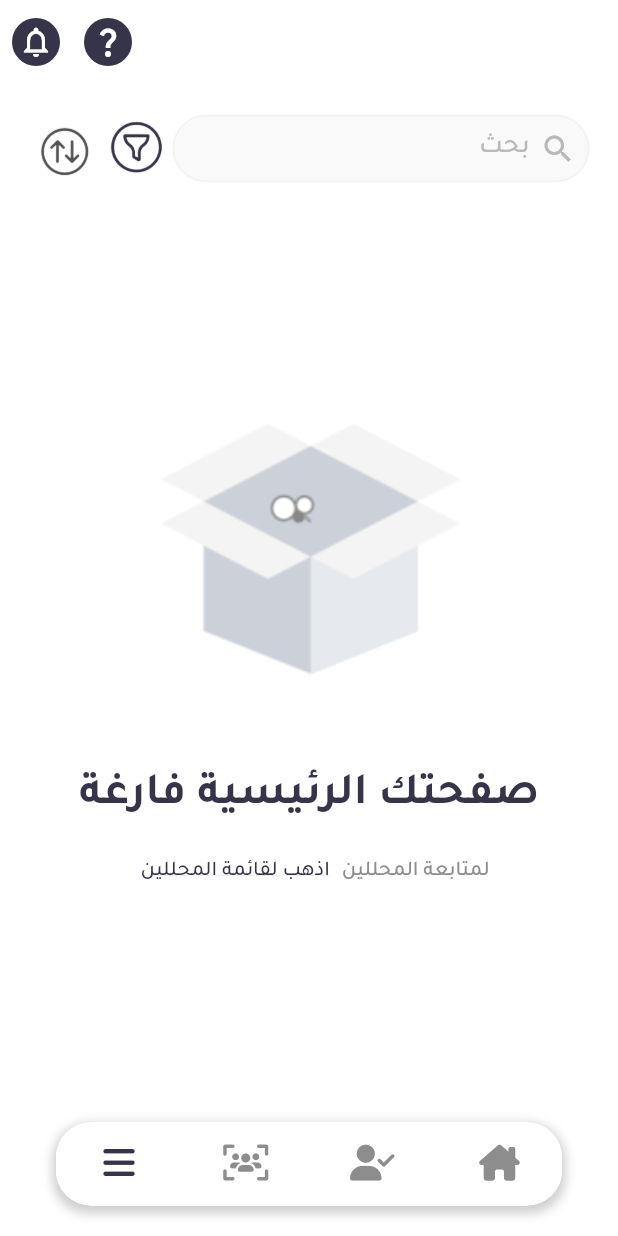
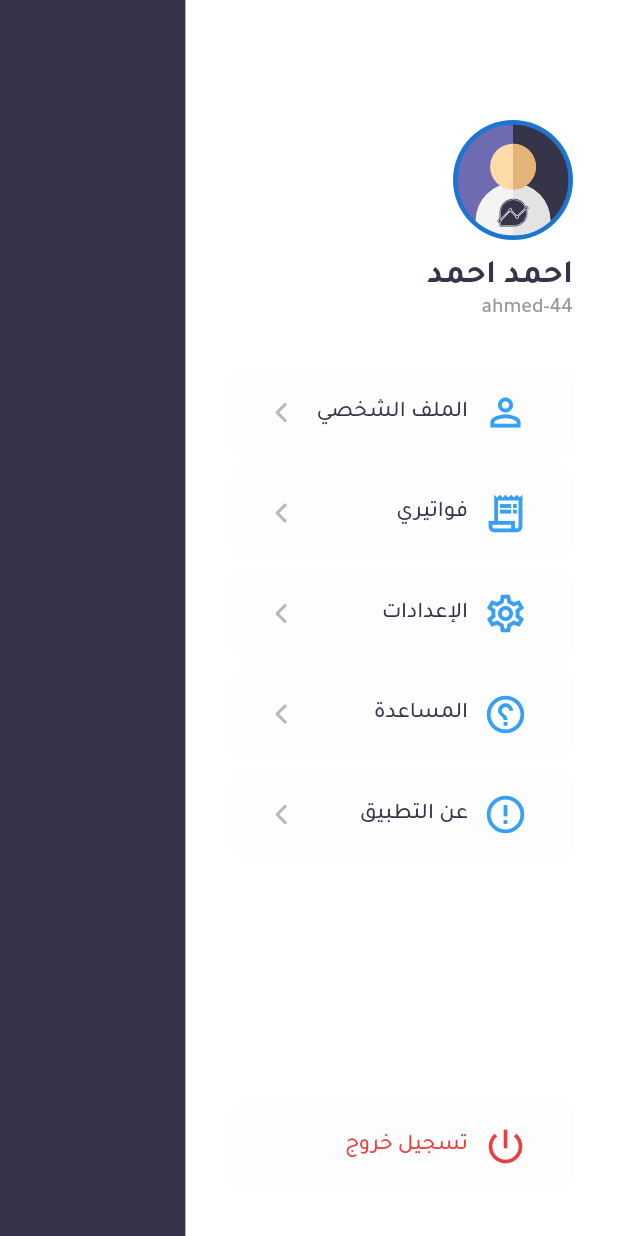
Before and after one commit to Attia-Fouad/nosoh_app, a Flutter app: the BaseLayoutScreen screen opened directly, item 4 of the bottom bar chosen, on a phone screen of 412 x 824 dp. Run offline on Flutter 3.47's test engine with Material 2 defaults, Android fonts, the phone set to English and light mode, and no system bars; our stand-ins replace bloc, flutter_bloc, flutter_svg, font_awesome_flutter, hexcolor, intl_phone_field and 2 more; missing offline and left inert: custom_check_box.

Commit message:
finish drawer

```diff
--- a/lib/View/base_layout/base_layout_screen.dart
+++ b/lib/View/base_layout/base_layout_screen.dart
@@ -9,6 +9,7 @@ import 'package:nosoh_app/controller/app_cubit/app_state.dart';
 import 'package:nosoh_app/core/colors.dart';
 
 import '../../core/styles.dart';
+import 'components/build_drawer.dart';
 
 class BaseLayoutScreen extends StatefulWidget {
   const BaseLayoutScreen({super.key});
@@ -20,6 +21,7 @@ class BaseLayoutScreen extends StatefulWidget {
 class _BaseLayoutScreenState extends State<BaseLayoutScreen> {
   @override
   Widget build(BuildContext context) {
+    double width = MediaQuery.of(context).size.width;
     return BlocProvider(
       create: (context) {
         return AppCubit();
@@ -148,6 +150,7 @@ class _BaseLayoutScreenState extends State<BaseLayoutScreen> {
                 ),
               ),
             ),
+            drawer: BuildDrawer(width: width),
           );
         },
       ),
--- /dev/null
+++ b/lib/View/base_layout/components/build_drawer.dart
@@ -0,0 +1,160 @@
+import 'package:flutter/material.dart';
+import 'package:flutter_svg/svg.dart';
+import 'package:hexcolor/hexcolor.dart';
+
+import '../../../core/app_strings.dart';
+import '../../../core/assets_data.dart';
+import '../../../core/colors.dart';
+import '../../../core/styles.dart';
+import 'build_drawer_item.dart';
+
+class BuildDrawer extends StatelessWidget {
+  const BuildDrawer({super.key, required this.width});
+
+  final double width;
+
+  @override
+  Widget build(BuildContext context) {
+    return Stack(
+      children: [
+        Container(
+          color: myColor,
+        ),
+        Container(
+          width: width * 0.7,
+          color: Colors.white,
+          child: Padding(
+            padding: const EdgeInsets.all(30.0),
+            child: Column(
+              mainAxisAlignment: MainAxisAlignment.start,
+              crossAxisAlignment: CrossAxisAlignment.start,
+              mainAxisSize: MainAxisSize.max,
+              children: [
+                const SizedBox(
+                  height: 50,
+                ),
+                CircleAvatar(
+                  radius: 40,
+                  child: SvgPicture.asset(
+                    AssetsData.userIcons,
+                  ),
+                ),
+                const SizedBox(
+                  height: 12,
+                ),
+                Text(
+                  AppStrings.ahmedNamed,
+                  style: Styles.textStyle22Bold,
+                ),
+                Text(
+                  AppStrings.ahmedUserName,
+                  style: Styles.textStyle14Medium.copyWith(
+                    color: notificationsTimeColor,
+                  ),
+                ),
+                const SizedBox(
+                  height: 30,
+                ),
+                BuildDrawerItem(
+                  onTap: () {},
+                  text: AppStrings.profile,
+                  icon: Icon(
+                    Icons.perm_identity_outlined,
+                    size: 30,
+                    color: Colors.blue.withOpacity(0.9),
+                  ),
+                ),
+                const SizedBox(
+                  height: 7,
+                ),
+                BuildDrawerItem(
+                  onTap: () {},
+                  text: AppStrings.myBills,
+                  icon: Icon(
+                    Icons.receipt_long_outlined,
+                    size: 30,
+                    color: Colors.blue.withOpacity(0.9),
+                  ),
+                ),
+                const SizedBox(
+                  height: 7,
+                ),
+                BuildDrawerItem(
+                  onTap: () {},
+                  text: AppStrings.settings,
+                  icon: Icon(
+                    Icons.settings_outlined,
+                    size: 30,
+                    color: Colors.blue.withOpacity(0.9),
+                  ),
+                ),
+                const SizedBox(
+                  height: 7,
+                ),
+                BuildDrawerItem(
+                  onTap: () {},
+                  text: AppStrings.help,
+                  icon: Icon(
+                    Icons.help_outline_sharp,
+                    size: 30,
+                    color: Colors.blue.withOpacity(0.9),
+                  ),
+                ),
+                const SizedBox(
+                  height: 7,
+                ),
+                BuildDrawerItem(
+                  onTap: () {},
+                  text: AppStrings.aboutApp,
+                  icon: Icon(
+                    Icons.error_outline,
+                    size: 30,
+                    color: Colors.blue.withOpacity(0.9),
+                  ),
+                ),
+                const Spacer(),
+                logoutButton(onTap: () {}),
+              ],
+            ),
+          ),
+        ),
+      ],
+    );
+  }
+
+  Widget logoutButton({
+    required onTap,
+  }) =>
+      InkWell(
+        onTap: onTap,
+        child: Container(
+          height: 60,
+          decoration: BoxDecoration(
+            borderRadius: BorderRadius.circular(10),
+            color: sortingContainerColor,
+          ),
+          child: Center(
+              child: Padding(
+            padding: const EdgeInsets.symmetric(horizontal: 30),
+            child: Row(
+              children: [
+                Icon(
+                  Icons.power_settings_new,
+                  size: 30,
+                  color: HexColor('#EA3F3F'),
+                ),
+                const SizedBox(
+                  width: 10,
+                ),
+                Text(
+                  AppStrings.logout,
+                  style: Styles.textStyle15Medium.copyWith(
+                    color: HexColor('#EA3F3F'),
+                  ),
+                ),
+              ],
+            ),
+          )),
+        ),
+      );
+}
--- /dev/null
+++ b/lib/View/base_layout/components/build_drawer_item.dart
@@ -0,0 +1,47 @@
+import 'package:flutter/material.dart';
+import 'package:flutter_svg/svg.dart';
+
+import '../../../core/assets_data.dart';
+import '../../../core/colors.dart';
+import '../../../core/styles.dart';
+
+class BuildDrawerItem extends StatelessWidget {
+  const BuildDrawerItem(
+      {super.key, required this.text, required this.icon, required this.onTap});
+  final String text;
+  final Widget icon;
+  final Function()? onTap;
+  @override
+  Widget build(BuildContext context) {
+    return InkWell(
+      onTap: onTap,
+      child: Container(
+        height: 60,
+        decoration: BoxDecoration(
+          borderRadius: BorderRadius.circular(10),
+          color: sortingContainerColor,
+        ),
+        child: Center(
+            child: Padding(
+          padding: const EdgeInsets.symmetric(horizontal: 30),
+          child: Row(
+            children: [
+              icon,
+              const SizedBox(
+                width: 10,
+              ),
+              Text(
+                text,
+                style: Styles.textStyle15Medium,
+              ),
+              const Spacer(),
+              SvgPicture.asset(
+                AssetsData.leftArrowIcon,
+              )
+            ],
+          ),
+        )),
+      ),
+    );
+  }
+}
--- a/lib/controller/app_cubit/app_cubit.dart
+++ b/lib/controller/app_cubit/app_cubit.dart
@@ -26,7 +26,13 @@ class AppCubit extends Cubit<AppStates> {
   ];
 
   void changeBottomNavBar(int index) {
-    currentIndex = index;
-    emit(ChangeNavBarState());
+    if (index == 0 || index == 1) {
+      currentIndex = index;
+      emit(ChangeNavBarState());
+    }
+    if (index == 3) {
+      scaffoldKey.currentState?.openDrawer();
+      emit(ChangeNavBarState());
+    }
   }
 }
--- a/lib/core/app_strings.dart
+++ b/lib/core/app_strings.dart
@@ -72,4 +72,11 @@ abstract class AppStrings {
   static const buyOpinions = 'اراء شراء';
   static const successRate = 'نسبة النجاح';
   static const follow = 'متابعة';
+  static const ahmedNamed = 'احمد احمد';
+  static const ahmedUserName = 'ahmed-44';
+  static const profile = 'الملف الشخصي';
+  static const myBills = 'فواتيري';
+  static const settings = 'الإعدادات';
+  static const aboutApp = 'عن التطبيق';
+  static const logout = 'تسجيل خروج';
 }
--- a/lib/core/assets_data.dart
+++ b/lib/core/assets_data.dart
@@ -16,6 +16,7 @@ class AssetsData {
   static const handIcon = 'assets/icons/handIcon.svg';
   static const playIcons = 'assets/icons/play.svg';
   static const leftArrowIcon = 'assets/icons/left-arrow.svg';
+  static const userIcons = 'assets/icons/user.svg';
   static const whatsAppIcon = 'assets/icons/whatsapp.svg';
   static const addIcon = 'assets/icons/add.svg';
 
--- a/lib/core/styles.dart
+++ b/lib/core/styles.dart
@@ -71,6 +71,12 @@ abstract class Styles {
     color: formFieldTextFillColor,
     fontFamily: myFontMedium,
   );
+  static TextStyle textStyle22Bold = TextStyle(
+    fontSize: 22,
+    fontWeight: FontWeight.w500,
+    color: myColor,
+    fontFamily: myFontBold,
+  );
   static TextStyle textStyle24Medium = const TextStyle(
     fontSize: 24,
     fontWeight: FontWeight.w500,
```
Also changed, not shown: assets/icons/user.svg (added).
